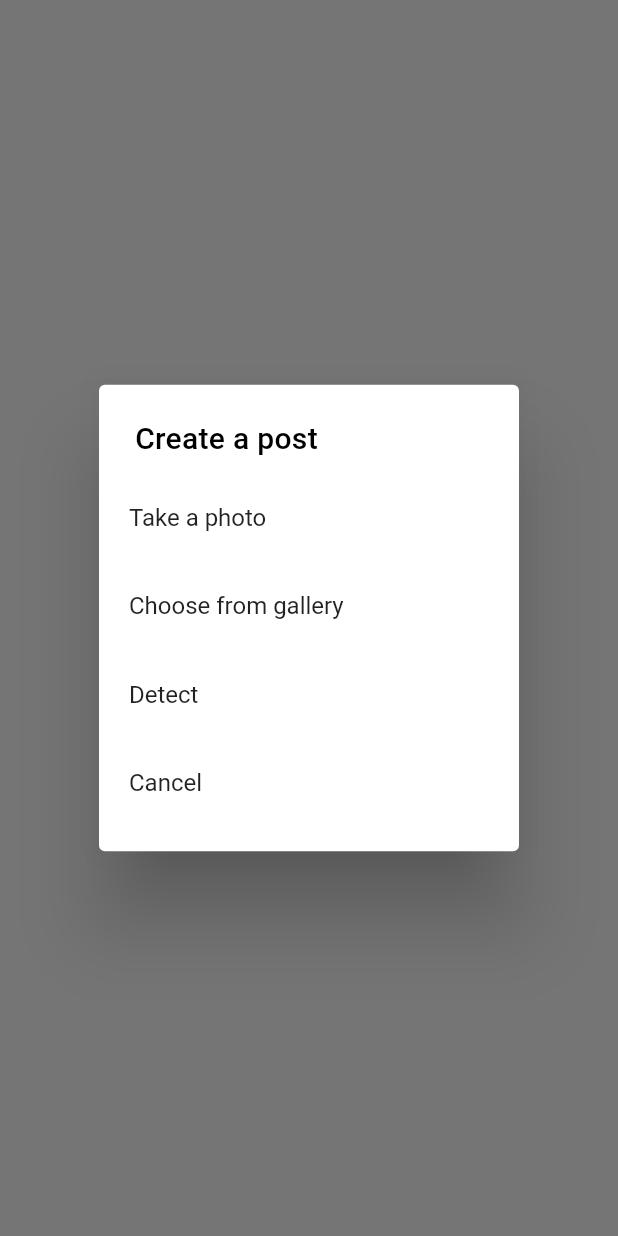
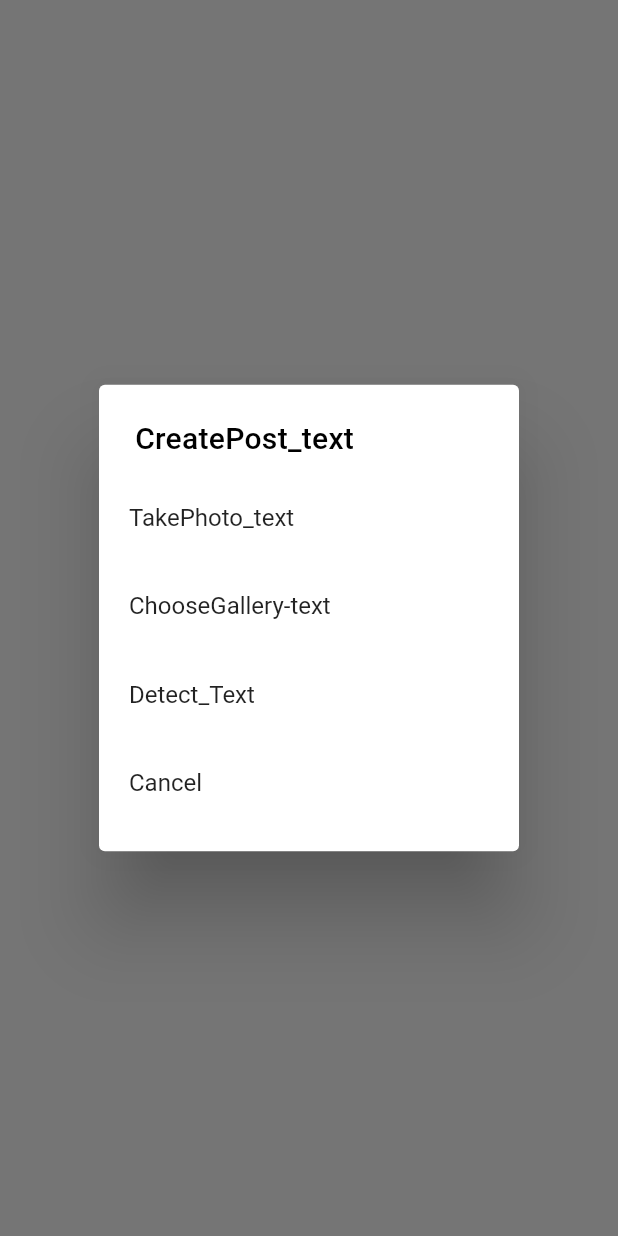
Before and after one commit to Sourav-Malani/Detect-Citrus-Canker, a Flutter app: the AddPostScreen screen opened directly, after a tap on the "upload" icon, on a phone screen of 412 x 824 dp. Run offline on Flutter 3.47's test engine with Material 2 defaults, Android fonts, the phone set to English and light mode, and no system bars; our stand-ins replace camera, cloud_firestore, connectivity_plus, easy_localization, firebase_auth, firebase_core and 16 more; missing offline and left inert: tflite_flutter_helper_plus, tflite_flutter_plus; accounts and stored records are empty.

```diff
--- a/lib/Community3/screens/add_post_screen.dart
+++ b/lib/Community3/screens/add_post_screen.dart
@@ -10,6 +10,7 @@ import 'package:canker_detect/Community3/resources/user.dart';
 import 'package:canker_detect/utils/colors.dart';
 //import 'package:canker_detect/utils/utils.dart';
 import 'package:provider/provider.dart';
+import 'package:easy_localization/easy_localization.dart';
 
 class AddPostScreen extends StatefulWidget {
   @override
@@ -43,7 +44,7 @@ class _AddPostScreenState extends State<AddPostScreen> {
         clearImage();
         ScaffoldMessenger.of(context).showSnackBar(
           SnackBar(
-            content: Text("Posted"),
+            content: Text("Posted_text".tr()),
           ),
         );
       } else {
@@ -78,11 +79,11 @@ class _AddPostScreenState extends State<AddPostScreen> {
       context: context,
       builder: (context) {
         return SimpleDialog(
-          title: const Text("Create a post"),
+          title:  Text("CreatePost_text".tr()),
           children: [
             SimpleDialogOption(
               padding: const EdgeInsets.all(20),
-              child: const Text("Take a photo"),
+              child: Text( "TakePhoto_text".tr()),
               onPressed: () async {
                 Navigator.of(context).pop();
                 final XFile? image = await ImagePicker().pickImage(source: ImageSource.camera);
@@ -95,7 +96,7 @@ class _AddPostScreenState extends State<AddPostScreen> {
             ),
             SimpleDialogOption(
               padding: const EdgeInsets.all(20),
-              child: const Text("Choose from gallery"),
+              child:  Text("ChooseGallery-text".tr()),
               onPressed: () async {
                 Navigator.of(context).pop();
                 final XFile? image = await ImagePicker().pickImage(source: ImageSource.gallery);
@@ -108,7 +109,7 @@ class _AddPostScreenState extends State<AddPostScreen> {
             ),
             SimpleDialogOption(
               padding: const EdgeInsets.all(20),
-              child: const Text("Detect"),
+              child:  Text("Detect_Text".tr()),
               onPressed: () {
                 Navigator.push(
                   context,
@@ -147,14 +148,14 @@ class _AddPostScreenState extends State<AddPostScreen> {
           icon: const Icon(Icons.arrow_back),
           onPressed: clearImage,
         ),
-        title: const Text("Post to"),
+        title:  Text("PostTo_text".tr()),
         centerTitle: false,
         actions: [
           TextButton(
               onPressed: () =>
                   postImage(user!.uid, user.username, user.photoUrl),
-              child: const Text(
-                "Post",
+              child: Text(
+                "Post_Text".tr(),
                 style: TextStyle(
                     fontWeight: FontWeight.bold,
                     color: Colors.blueAccent,
@@ -178,7 +179,7 @@ class _AddPostScreenState extends State<AddPostScreen> {
               child: TextField(
                 controller: _descriptionController,
                 decoration: InputDecoration(
-                  hintText: "Write a caption..",
+                  hintText: "CaptionText".tr(),
                   border: InputBorder.none,
                 ),
                 maxLines: 8,
--- a/lib/Community3/screens/search_screen.dart
+++ b/lib/Community3/screens/search_screen.dart
@@ -22,9 +22,12 @@ class _SearchScreenState extends State<SearchScreen> {
 
   @override
   Widget build(BuildContext context) {
+    final isDarkMode = Theme.of(context).brightness == Brightness.dark;
+    final backgroundColor = isDarkMode ? Colors.black : Colors.white;
+    final textColor = isDarkMode ? Colors.white : Colors.black;
     return Scaffold(
         appBar: AppBar(
-          backgroundColor: mobileBackgroundColor,
+          backgroundColor: backgroundColor,
           title: TextFormField(
             controller: searchController,
             decoration: const InputDecoration(labelText: "Search for user"),
```
Also changed, not shown: lib/Community3/screens/feed_screens.dart (+22 -6 lines), lib/Community3/widgets/comment_card.dart (+5 -2 lines), lib/Community3/widgets/post_card.dart (+13 -5 lines).
